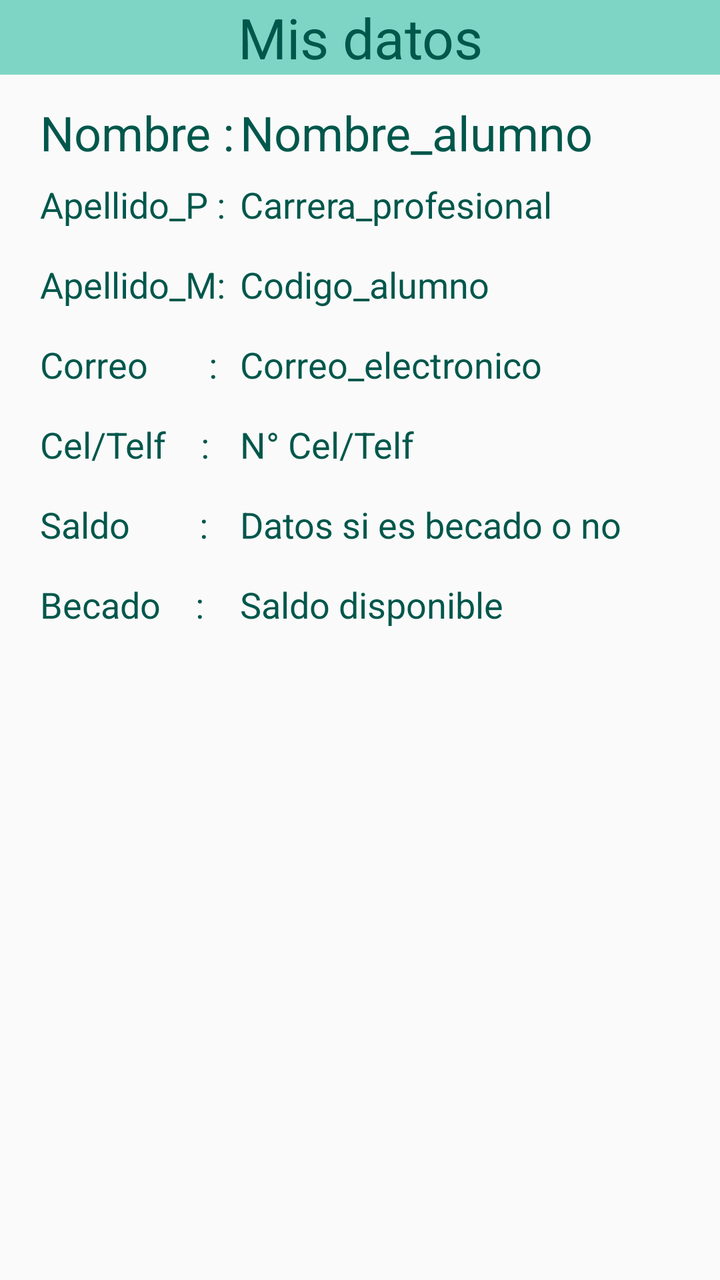
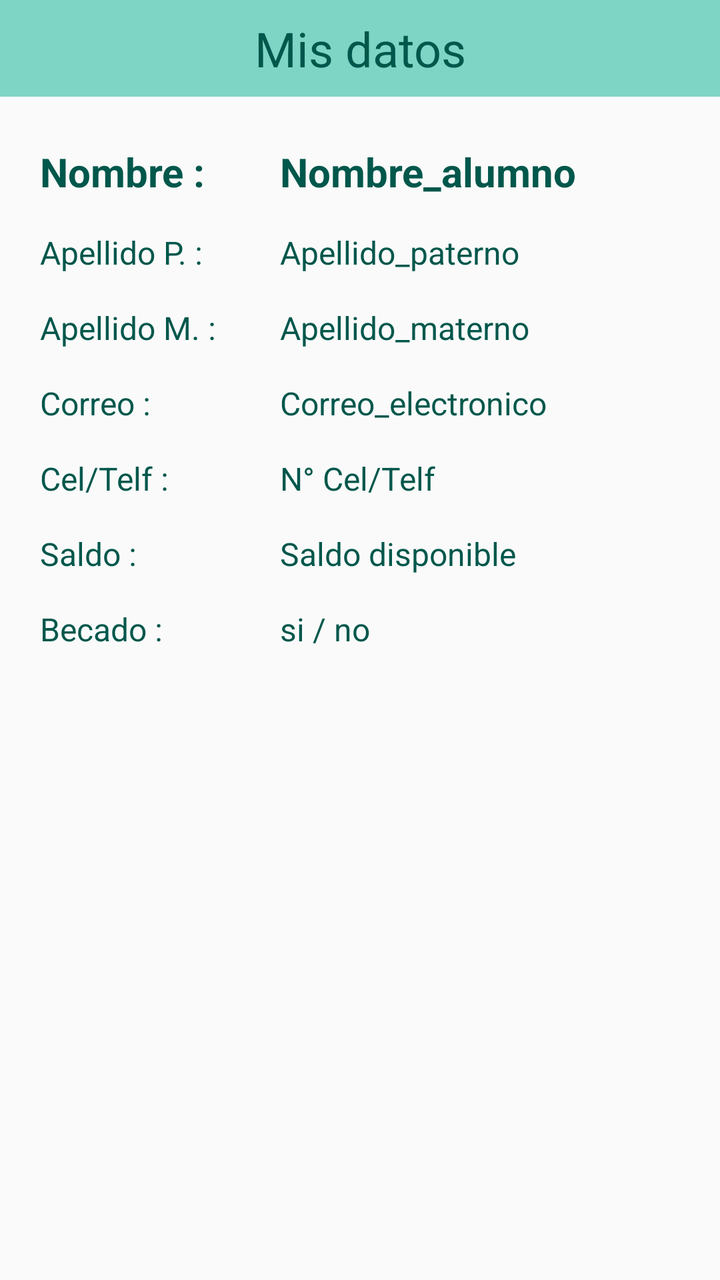

Screens rendered from an Android XML layout before and after an edit, with the pre-edit source and the edit as a unified diff.
<!-- AndroidManifest.xml: application theme AppTheme -->
<!-- res/layout/fragment_fragmento_alumno_perfil.xml -->
<?xml version="1.0" encoding="utf-8"?>
<FrameLayout xmlns:android="http://schemas.android.com/apk/res/android"
    xmlns:tools="http://schemas.android.com/tools"
    android:layout_width="match_parent"
    android:layout_height="match_parent"
    tools:context=".fragmento_alumno.fragmento_alumno_perfil">

    <TextView
        android:id="@+id/textView17"
        android:layout_width="414dp"
        android:layout_height="wrap_content"
        android:layout_gravity="center_horizontal"
        android:layout_marginTop="0dp"
        android:background="#7FD5C5"
        android:gravity="center_horizontal"
        android:text="Mis datos"
        android:textColor="@color/colorPrimaryDark"
        android:textSize="28sp" />

    <TextView
        android:id="@+id/a_nombre"
        android:layout_width="wrap_content"
        android:layout_height="wrap_content"
        android:layout_marginLeft="120dp"
        android:layout_marginTop="50dp"
        android:text="Nombre_alumno"
        android:textColor="@color/colorPrimaryDark"
        android:textSize="24sp"
        android:visibility="visible" />

    <TextView
        android:id="@+id/a_nombre_"
        android:layout_width="wrap_content"
        android:layout_height="wrap_content"
        android:layout_marginLeft="20dp"
        android:layout_marginTop="50dp"
        android:text="Nombre :"
        android:textColor="@color/colorPrimaryDark"
        android:textSize="24sp"
        android:visibility="visible" />

    <TextView
        android:id="@+id/a_apellido_p"
        android:layout_width="wrap_content"
        android:layout_height="wrap_content"
        android:layout_marginLeft="120dp"
        android:layout_marginTop="90dp"
        android:text="Carrera_profesional"
        android:textColor="@color/colorPrimaryDark"
        android:textSize="18sp" />
    <TextView
        android:id="@+id/a_apellido_p_"
        android:layout_width="wrap_content"
        android:layout_height="wrap_content"
        android:layout_marginLeft="20dp"
        android:layout_marginTop="90dp"
        android:text="Apellido_P :"
        android:textColor="@color/colorPrimaryDark"
        android:textSize="18sp" />

    <TextView
        android:id="@+id/a_apellido_m"
        android:layout_width="wrap_content"
        android:layout_height="wrap_content"
        android:layout_marginLeft="120dp"
        android:layout_marginTop="130dp"
        android:text="Codigo_alumno"
        android:textColor="@color/colorPrimaryDark"
        android:textSize="18sp" />
    <TextView
        android:id="@+id/a_apellido_m_"
        android:layout_width="wrap_content"
        android:layout_height="wrap_content"
        android:layout_marginLeft="20dp"
        android:layout_marginTop="130dp"
        android:text="Apellido_M:"
        android:textColor="@color/colorPrimaryDark"
        android:textSize="18sp" />

    <TextView
        android:id="@+id/a_correo"
        android:layout_width="wrap_content"
        android:layout_height="wrap_content"
        android:layout_marginLeft="120dp"
        android:layout_marginTop="170dp"
        android:text="Correo_electronico"
        android:textColor="@color/colorPrimaryDark"
        android:textSize="18sp" />
    <TextView
        android:id="@+id/a_correo_"
        android:layout_width="wrap_content"
        android:layout_height="wrap_content"
        android:layout_marginLeft="20dp"
        android:layout_marginTop="170dp"
        android:text="Correo       :"
        android:textColor="@color/colorPrimaryDark"
        android:textSize="18sp" />
    <TextView
        android:id="@+id/a_celular"
        android:layout_width="wrap_content"
        android:layout_height="wrap_content"
        android:layout_marginLeft="120dp"
        android:layout_marginTop="210dp"
        android:text="N° Cel/Telf"
        android:textColor="@color/colorPrimaryDark"
        android:textSize="18sp" />

    <TextView
        android:id="@+id/a_celular_"
        android:layout_width="wrap_content"
        android:layout_height="wrap_content"
        android:layout_marginLeft="20dp"
        android:layout_marginTop="210dp"
        android:text="Cel/Telf    :"
        android:textColor="@color/colorPrimaryDark"
        android:textSize="18sp" />
    <TextView
        android:id="@+id/a_saldo"
        android:layout_width="wrap_content"
        android:layout_height="wrap_content"
        android:layout_marginLeft="120dp"
        android:layout_marginTop="250dp"
        android:text="Datos si es becado o no"
        android:textColor="@color/colorPrimaryDark"
        android:textSize="18sp" />
    <TextView
        android:id="@+id/a_saldo_"
        android:layout_width="wrap_content"
        android:layout_height="wrap_content"
        android:layout_marginLeft="20dp"
        android:layout_marginTop="250dp"
        android:text="Saldo        :"
        android:textColor="@color/colorPrimaryDark"
        android:textSize="18sp" />
    <TextView
        android:id="@+id/a_beca"
        android:layout_width="wrap_content"
        android:layout_height="wrap_content"
        android:layout_marginLeft="120dp"
        android:layout_marginTop="290dp"
        android:text="Saldo disponible"
        android:textColor="@color/colorPrimaryDark"
        android:textSize="18sp" />

    <TextView
        android:id="@+id/a_beca_"
        android:layout_width="wrap_content"
        android:layout_height="wrap_content"
        android:layout_marginLeft="20dp"
        android:layout_marginTop="290dp"
        android:text="Becado    :"
        android:textColor="@color/colorPrimaryDark"
        android:textSize="18sp" />

</FrameLayout>
<!-- resources referenced by this layout -->
<resources>
  <color name="colorPrimaryDark">#00574B</color>
  <style name="AppTheme" parent="Theme.AppCompat.Light.DarkActionBar">
          
          <item name="colorPrimary">@color/colorPrimary</item>
          <item name="colorPrimaryDark">@color/colorPrimaryDark</item>
          <item name="colorAccent">@color/colorAccent</item>
      </style>
  <color name="colorPrimary">#8BD8D0</color>
  <color name="colorAccent">#D81B60</color>
</resources>

<!-- the commit's change to res/layout/fragment_fragmento_alumno_perfil.xml (unified diff, before → after) -->
@@ -1,155 +1,220 @@
 <?xml version="1.0" encoding="utf-8"?>
-<FrameLayout xmlns:android="http://schemas.android.com/apk/res/android"
+<LinearLayout xmlns:android="http://schemas.android.com/apk/res/android"
+    xmlns:app="http://schemas.android.com/apk/res-auto"
     xmlns:tools="http://schemas.android.com/tools"
     android:layout_width="match_parent"
     android:layout_height="match_parent"
+    android:orientation="vertical"
     tools:context=".fragmento_alumno.fragmento_alumno_perfil">
 
     <TextView
         android:id="@+id/textView17"
-        android:layout_width="414dp"
+        android:layout_width="match_parent"
         android:layout_height="wrap_content"
-        android:layout_gravity="center_horizontal"
-        android:layout_marginTop="0dp"
         android:background="#7FD5C5"
         android:gravity="center_horizontal"
+        android:paddingVertical="8dp"
         android:text="Mis datos"
         android:textColor="@color/colorPrimaryDark"
-        android:textSize="28sp" />
-
-    <TextView
-        android:id="@+id/a_nombre"
-        android:layout_width="wrap_content"
-        android:layout_height="wrap_content"
-        android:layout_marginLeft="120dp"
-        android:layout_marginTop="50dp"
-        android:text="Nombre_alumno"
-        android:textColor="@color/colorPrimaryDark"
-        android:textSize="24sp"
-        android:visibility="visible" />
-
-    <TextView
-        android:id="@+id/a_nombre_"
-        android:layout_width="wrap_content"
-        android:layout_height="wrap_content"
-        android:layout_marginLeft="20dp"
-        android:layout_marginTop="50dp"
-        android:text="Nombre :"
-        android:textColor="@color/colorPrimaryDark"
-        android:textSize="24sp"
-        android:visibility="visible" />
-
-    <TextView
-        android:id="@+id/a_apellido_p"
-        android:layout_width="wrap_content"
-        android:layout_height="wrap_content"
-        android:layout_marginLeft="120dp"
-        android:layout_marginTop="90dp"
-        android:text="Carrera_profesional"
-        android:textColor="@color/colorPrimaryDark"
-        android:textSize="18sp" />
-    <TextView
-        android:id="@+id/a_apellido_p_"
-        android:layout_width="wrap_content"
-        android:layout_height="wrap_content"
-        android:layout_marginLeft="20dp"
-        android:layout_marginTop="90dp"
-        android:text="Apellido_P :"
-        android:textColor="@color/colorPrimaryDark"
-        android:textSize="18sp" />
-
-    <TextView
-        android:id="@+id/a_apellido_m"
-        android:layout_width="wrap_content"
-        android:layout_height="wrap_content"
-        android:layout_marginLeft="120dp"
-        android:layout_marginTop="130dp"
-        android:text="Codigo_alumno"
-        android:textColor="@color/colorPrimaryDark"
-        android:textSize="18sp" />
-    <TextView
-        android:id="@+id/a_apellido_m_"
-        android:layout_width="wrap_content"
-        android:layout_height="wrap_content"
-        android:layout_marginLeft="20dp"
-        android:layout_marginTop="130dp"
-        android:text="Apellido_M:"
-        android:textColor="@color/colorPrimaryDark"
-        android:textSize="18sp" />
-
-    <TextView
-        android:id="@+id/a_correo"
-        android:layout_width="wrap_content"
-        android:layout_height="wrap_content"
-        android:layout_marginLeft="120dp"
-        android:layout_marginTop="170dp"
-        android:text="Correo_electronico"
-        android:textColor="@color/colorPrimaryDark"
-        android:textSize="18sp" />
-    <TextView
-        android:id="@+id/a_correo_"
-        android:layout_width="wrap_content"
-        android:layout_height="wrap_content"
-        android:layout_marginLeft="20dp"
-        android:layout_marginTop="170dp"
-        android:text="Correo       :"
-        android:textColor="@color/colorPrimaryDark"
-        android:textSize="18sp" />
-    <TextView
-        android:id="@+id/a_celular"
-        android:layout_width="wrap_content"
-        android:layout_height="wrap_content"
-        android:layout_marginLeft="120dp"
-        android:layout_marginTop="210dp"
-        android:text="N° Cel/Telf"
-        android:textColor="@color/colorPrimaryDark"
-        android:textSize="18sp" />
-
-    <TextView
-        android:id="@+id/a_celular_"
-        android:layout_width="wrap_content"
-        android:layout_height="wrap_content"
-        android:layout_marginLeft="20dp"
-        android:layout_marginTop="210dp"
-        android:text="Cel/Telf    :"
-        android:textColor="@color/colorPrimaryDark"
-        android:textSize="18sp" />
-    <TextView
-        android:id="@+id/a_saldo"
-        android:layout_width="wrap_content"
-        android:layout_height="wrap_content"
-        android:layout_marginLeft="120dp"
-        android:layout_marginTop="250dp"
-        android:text="Datos si es becado o no"
-        android:textColor="@color/colorPrimaryDark"
-        android:textSize="18sp" />
-    <TextView
-        android:id="@+id/a_saldo_"
-        android:layout_width="wrap_content"
-        android:layout_height="wrap_content"
-        android:layout_marginLeft="20dp"
-        android:layout_marginTop="250dp"
-        android:text="Saldo        :"
-        android:textColor="@color/colorPrimaryDark"
-        android:textSize="18sp" />
-    <TextView
-        android:id="@+id/a_beca"
-        android:layout_width="wrap_content"
-        android:layout_height="wrap_content"
-        android:layout_marginLeft="120dp"
-        android:layout_marginTop="290dp"
-        android:text="Saldo disponible"
-        android:textColor="@color/colorPrimaryDark"
-        android:textSize="18sp" />
-
-    <TextView
-        android:id="@+id/a_beca_"
-        android:layout_width="wrap_content"
-        android:layout_height="wrap_content"
-        android:layout_marginLeft="20dp"
-        android:layout_marginTop="290dp"
-        android:text="Becado    :"
-        android:textColor="@color/colorPrimaryDark"
-        android:textSize="18sp" />
-
-</FrameLayout>
+        android:textSize="@dimen/header_text_size" />
+
+    <ScrollView
+        android:layout_width="match_parent"
+        android:layout_height="0dp"
+        android:layout_weight="1"
+        android:fillViewport="true">
+
+        <androidx.constraintlayout.widget.ConstraintLayout
+            android:layout_width="match_parent"
+            android:layout_height="wrap_content"
+            android:paddingStart="@dimen/screen_padding_horizontal"
+            android:paddingTop="@dimen/screen_padding_vertical"
+            android:paddingEnd="@dimen/screen_padding_horizontal"
+            android:paddingBottom="@dimen/screen_padding_vertical">
+
+            <LinearLayout
+                android:layout_width="0dp"
+                android:layout_height="wrap_content"
+                android:orientation="vertical"
+                app:layout_constraintEnd_toEndOf="parent"
+                app:layout_constraintStart_toStartOf="parent"
+                app:layout_constraintTop_toTopOf="parent"
+                app:layout_constraintWidth_max="@dimen/content_max_width">
+
+                <LinearLayout
+                    android:layout_width="match_parent"
+                    android:layout_height="wrap_content"
+                    android:layout_marginTop="8dp"
+                    android:orientation="horizontal">
+
+                    <TextView
+                        android:id="@+id/a_nombre_"
+                        android:layout_width="120dp"
+                        android:layout_height="wrap_content"
+                        android:text="Nombre :"
+                        android:textColor="@color/colorPrimaryDark"
+                        android:textSize="20sp"
+                        android:textStyle="bold" />
+
+                    <TextView
+                        android:id="@+id/a_nombre"
+                        android:layout_width="0dp"
+                        android:layout_height="wrap_content"
+                        android:layout_weight="1"
+                        android:text="Nombre_alumno"
+                        android:textColor="@color/colorPrimaryDark"
+                        android:textSize="20sp"
+                        android:textStyle="bold" />
+                </LinearLayout>
+
+                <LinearLayout
+                    android:layout_width="match_parent"
+                    android:layout_height="wrap_content"
+                    android:layout_marginTop="@dimen/form_section_spacing"
+                    android:orientation="horizontal">
+
+                    <TextView
+                        android:id="@+id/a_apellido_p_"
+                        android:layout_width="120dp"
+                        android:layout_height="wrap_content"
+                        android:text="Apellido P. :"
+                        android:textColor="@color/colorPrimaryDark"
+                        android:textSize="@dimen/body_text_size" />
+
+                    <TextView
+                        android:id="@+id/a_apellido_p"
+                        android:layout_width="0dp"
+                        android:layout_height="wrap_content"
+                        android:layout_weight="1"
+                        android:text="Apellido_paterno"
+                        android:textColor="@color/colorPrimaryDark"
+                        android:textSize="@dimen/body_text_size" />
+                </LinearLayout>
+
+                <LinearLayout
+                    android:layout_width="match_parent"
+                    android:layout_height="wrap_content"
+                    android:layout_marginTop="@dimen/form_section_spacing"
+                    android:orientation="horizontal">
+
+                    <TextView
+                        android:id="@+id/a_apellido_m_"
+                        android:layout_width="120dp"
+                        android:layout_height="wrap_content"
+                        android:text="Apellido M. :"
+                        android:textColor="@color/colorPrimaryDark"
+                        android:textSize="@dimen/body_text_size" />
+
+                    <TextView
+                        android:id="@+id/a_apellido_m"
+                        android:layout_width="0dp"
+                        android:layout_height="wrap_content"
+                        android:layout_weight="1"
+                        android:text="Apellido_materno"
+                        android:textColor="@color/colorPrimaryDark"
+                        android:textSize="@dimen/body_text_size" />
+                </LinearLayout>
+
+                <LinearLayout
+                    android:layout_width="match_parent"
+                    android:layout_height="wrap_content"
+                    android:layout_marginTop="@dimen/form_section_spacing"
+                    android:orientation="horizontal">
+
+                    <TextView
+                        android:id="@+id/a_correo_"
+                        android:layout_width="120dp"
+                        android:layout_height="wrap_content"
+                        android:text="Correo :"
+                        android:textColor="@color/colorPrimaryDark"
+                        android:textSize="@dimen/body_text_size" />
+
+                    <TextView
+                        android:id="@+id/a_correo"
+                        android:layout_width="0dp"
+                        android:layout_height="wrap_content"
+                        android:layout_weight="1"
+                        android:text="Correo_electronico"
+                        android:textColor="@color/colorPrimaryDark"
+                        android:textSize="@dimen/body_text_size" />
+                </LinearLayout>
+
+                <LinearLayout
+                    android:layout_width="match_parent"
+                    android:layout_height="wrap_content"
+                    android:layout_marginTop="@dimen/form_section_spacing"
+                    android:orientation="horizontal">
+
+                    <TextView
+                        android:id="@+id/a_celular_"
+                        android:layout_width="120dp"
+                        android:layout_height="wrap_content"
+                        android:text="Cel/Telf :"
+                        android:textColor="@color/colorPrimaryDark"
+                        android:textSize="@dimen/body_text_size" />
+
+                    <TextView
+                        android:id="@+id/a_celular"
+                        android:layout_width="0dp"
+                        android:layout_height="wrap_content"
+                        android:layout_weight="1"
+                        android:text="N° Cel/Telf"
+                        android:textColor="@color/colorPrimaryDark"
+                        android:textSize="@dimen/body_text_size" />
+                </LinearLayout>
+
+                <LinearLayout
+                    android:layout_width="match_parent"
+                    android:layout_height="wrap_content"
+                    android:layout_marginTop="@dimen/form_section_spacing"
+                    android:orientation="horizontal">
+
+                    <TextView
+                        android:id="@+id/a_saldo_"
+                        android:layout_width="120dp"
+                        android:layout_height="wrap_content"
+                        android:text="Saldo :"
+                        android:textColor="@color/colorPrimaryDark"
+                        android:textSize="@dimen/body_text_size" />
+
+                    <TextView
+                        android:id="@+id/a_saldo"
+                        android:layout_width="0dp"
+                        android:layout_height="wrap_content"
+                        android:layout_weight="1"
+                        android:text="Saldo disponible"
+                        android:textColor="@color/colorPrimaryDark"
+                        android:textSize="@dimen/body_text_size" />
+                </LinearLayout>
+
+                <LinearLayout
+                    android:layout_width="match_parent"
+                    android:layout_height="wrap_content"
+                    android:layout_marginTop="@dimen/form_section_spacing"
+                    android:orientation="horizontal">
+
+                    <TextView
+                        android:id="@+id/a_beca_"
+                        android:layout_width="120dp"
+                        android:layout_height="wrap_content"
+                        android:text="Becado :"
+                        android:textColor="@color/colorPrimaryDark"
+                        android:textSize="@dimen/body_text_size" />
+
+                    <TextView
+                        android:id="@+id/a_beca"
+                        android:layout_width="0dp"
+                        android:layout_height="wrap_content"
+                        android:layout_weight="1"
+                        android:text="si / no"
+                        android:textColor="@color/colorPrimaryDark"
+                        android:textSize="@dimen/body_text_size" />
+                </LinearLayout>
+
+            </LinearLayout>
+
+        </androidx.constraintlayout.widget.ConstraintLayout>
+
+    </ScrollView>
+
+</LinearLayout>
<!-- resource entries referenced after the edit -->
@@ -1,6 +1,12 @@
 <!-- resources referenced by this layout -->
 <resources>
   <color name="colorPrimaryDark">#00574B</color>
+  <dimen name="body_text_size">16sp</dimen>
+  <dimen name="content_max_width">480dp</dimen>
+  <dimen name="form_section_spacing">16dp</dimen>
+  <dimen name="header_text_size">24sp</dimen>
+  <dimen name="screen_padding_horizontal">20dp</dimen>
+  <dimen name="screen_padding_vertical">16dp</dimen>
   <style name="AppTheme" parent="Theme.AppCompat.Light.DarkActionBar">
           
           <item name="colorPrimary">@color/colorPrimary</item>
